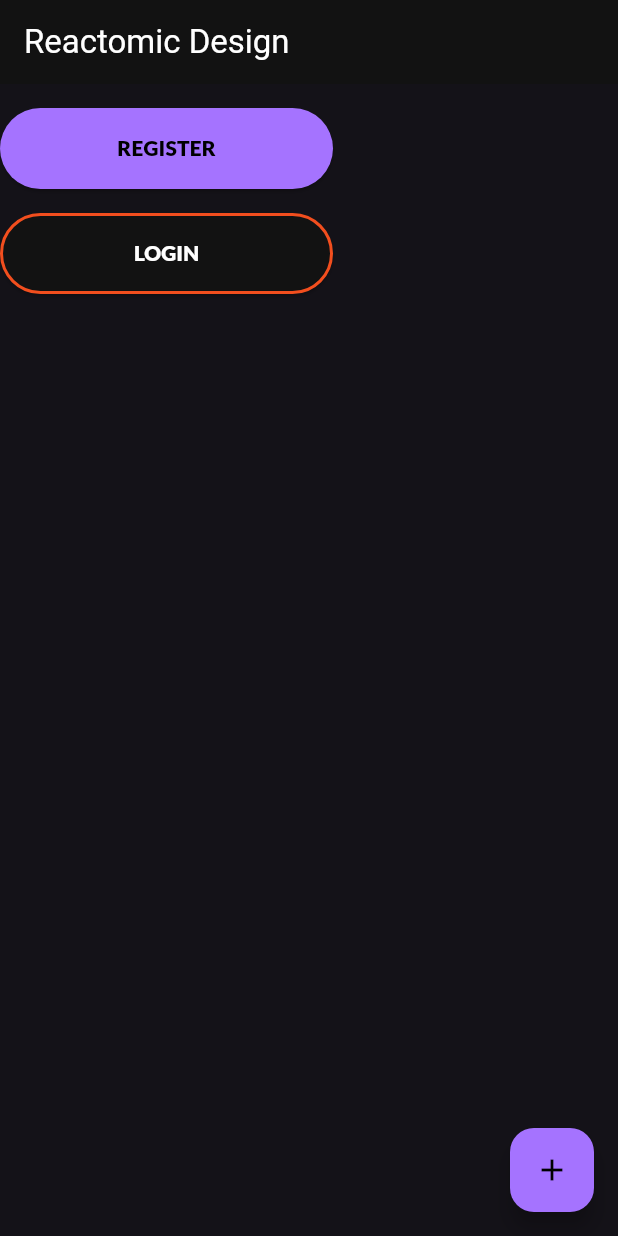
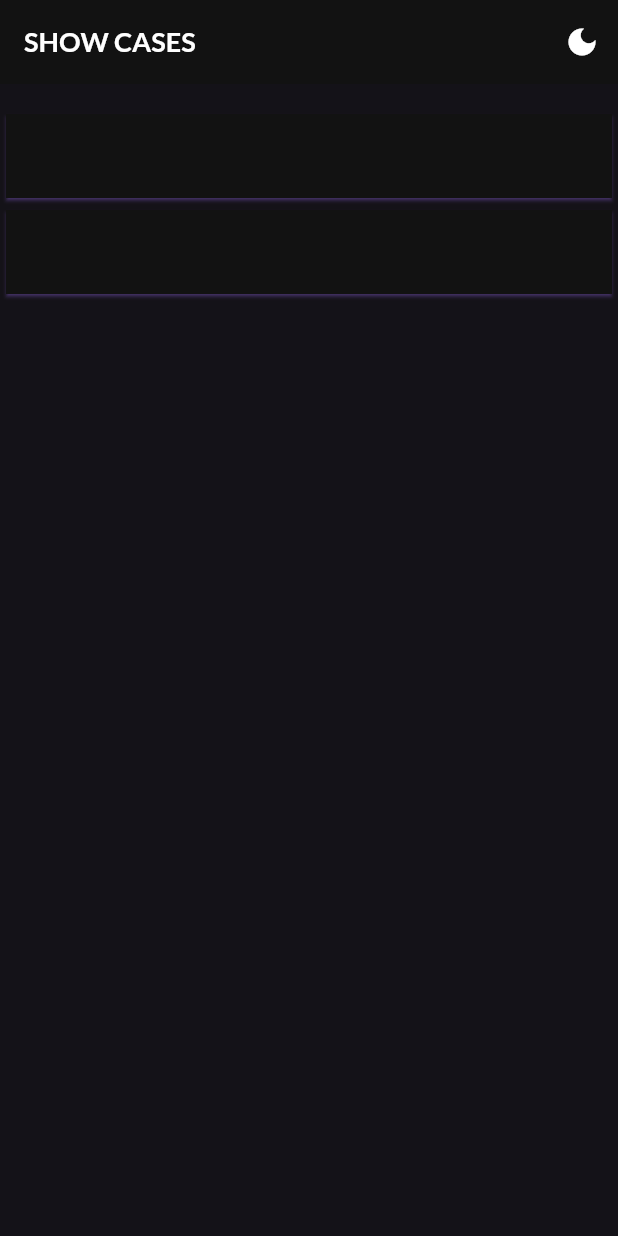
Before and after one commit to tiancris01/REACTIVE_DESIGN_PATTER, a Flutter app: the screen it shows after launch, on a phone screen of 412 x 824 dp. Run offline on Flutter 3.47's test engine with Material 3 defaults, Android fonts, the phone set to English and light mode, and no system bars; our stand-ins replace google_fonts.

```diff
--- a/example/lib/main.dart
+++ b/example/lib/main.dart
@@ -1,76 +1,7 @@
-import 'package:example/src/core/theme/app_theme.dart';
-import 'package:example/src/theme_bloc.dart';
+import 'package:example/src/app.dart';
 import 'package:flutter/material.dart';
-import 'package:reactomic_design/atoms/bottons/reactomic_main_button.dart';
-
-extension ThemeGetter on BuildContext {
-  ThemeData get themeData => Theme.of(this);
-}
 
 void main() {
-  runApp(const MyApp());
+  /// Run the app
+  runApp(const App());
 }
-
-class MyApp extends StatelessWidget {
-  const MyApp({super.key});
-
-  @override
-  Widget build(BuildContext context) {
-    final ThemeBloc themeBloc = ThemeBloc();
-
-    return StreamBuilder<bool>(
-      stream: themeBloc.themeStream,
-      initialData: false,
-      builder: (context, snapshot) {
-        return MaterialApp(
-          title: 'Flutter Demo',
-          theme: AppTheme.light(),
-          darkTheme: AppTheme.dark(),
-          home: TesterWidget(
-            themeBloc: themeBloc,
-          ),
-          themeMode: snapshot.data == false ? ThemeMode.dark : ThemeMode.light,
-        );
-      },
-    );
-  }
-}
-
-class TesterWidget extends StatelessWidget {
-  final ThemeBloc themeBloc;
-  const TesterWidget({super.key, required this.themeBloc});
-
-  @override
-  Widget build(BuildContext context) {
-    return Scaffold(
-      appBar: AppBar(
-        title: const Text('Reactomic Design'),
-      ),
-      body: Column(
-        // crossAxisAlignment: CrossAxisAlignment.stretch,
-        children: [
-          const SizedBox(height: 16),
-          ReactomicMainButton(
-            label: 'REGISTER',
-            onPressed: () {
-              themeBloc.toggleTheme();
-            },
-          ),
-          const SizedBox(height: 16),
-          ReactomicMainButton.outlined(
-            stroke: 2.0,
-            label: 'LOGIN',
-            onPressed: () {
-              themeBloc.toggleTheme();
-            },
-          ),
-          // ElevatedButton.icon(onPressed: onPressed, label: label),
-        ],
-      ),
-      floatingActionButton: FloatingActionButton(
-        onPressed: () {},
-        child: const Icon(Icons.add),
-      ),
-    );
-  }
-}
--- /dev/null
+++ b/example/lib/src/app.dart
@@ -0,0 +1,35 @@
+import 'package:example/src/core/theme/app_theme.dart';
+import 'package:example/src/presentation/bloc/theme_bloc.dart';
+import 'package:example/src/presentation/dashboad.dart';
+import 'package:flutter/material.dart';
+
+/// The main app widget
+class App extends StatelessWidget {
+  const App({super.key});
+
+  @override
+  Widget build(BuildContext context) {
+    final themeBloc = ThemeBloc();
+    themeBloc.init();
+
+    /// Theme bloc instance
+    return StreamBuilder<bool>(
+      stream: themeBloc.stream,
+      // initialData: false,
+      builder: (context, snapshot) {
+        return MaterialApp(
+          title: 'Flutter Demo',
+          // light theme for the app
+          theme: AppTheme.light(),
+          // dark theme for the app
+          darkTheme: AppTheme.dark(),
+          home: DashBoard(themeBloc: themeBloc),
+          debugShowCheckedModeBanner: false,
+
+          /// Thememode is switched based on the stream value
+          themeMode: snapshot.data == false ? ThemeMode.light : ThemeMode.dark,
+        );
+      },
+    );
+  }
+}
--- a/example/lib/src/core/extentions/extentions.dart
+++ b/example/lib/src/core/extentions/extensions.dart
@@ -1,10 +1,21 @@
 import 'package:example/src/core/theme/app_theme.dart';
 import 'package:example/src/core/theme/theme_extentions/colors_theme_extention.dart';
+import 'package:example/src/core/theme/theme_extentions/font_extention.dart';
 import 'package:flutter/material.dart';
 
+/// [ThemeData] extension to get the colors of the app
+/// This extension is used to get the colors of the app
 extension AppThemeExtension on ThemeData {
   ColorsThemeExtention get appColors =>
       extension<ColorsThemeExtention>() ?? AppTheme.appColors;
+
+  FontExtention get appFonts =>
+      extension<FontExtention>() ?? AppTheme.appTextTheme;
+}
+
+/// [BuildContext] extension to get the theme of the app
+extension ThemeGetter on BuildContext {
+  ThemeData get themeData => Theme.of(this);
 }
 
 /// Optional. If you also want to assign colors in the `ColorScheme`.
--- a/example/lib/src/core/theme/app_theme.dart
+++ b/example/lib/src/core/theme/app_theme.dart
@@ -4,27 +4,46 @@ import 'package:flutter/material.dart';
 import 'package:google_fonts/google_fonts.dart';
 import 'package:reactomic_design/foundations/colors_foundation.dart';
 
+/// AppTheme class
+/// This class is used to define the app theme.
+///
+/// It has two static methods [light] and [dark].
+/// Colors and fonts are defined using [ThemeExtension] class
 class AppTheme {
+  /// Singleton instance of AppTheme
   static final singleton = AppTheme._internal();
-
   AppTheme._internal();
-
   factory AppTheme() => singleton;
 
+  /// Light [ColorScheme] for the app
+  /// Colors are defined using [ColorsFoundation]
   static const lightColorScheme = ColorScheme.light(
-      brightness: Brightness.light,
-      primary: ColorsFoundation.primary,
-      tertiary: ColorsFoundation.tertiary);
+    brightness: Brightness.light,
+    primary: ColorsFoundation.primary,
+    secondary: ColorsFoundation.secondary,
+    tertiary: ColorsFoundation.tertiary,
+    error: ColorsFoundation.error,
+  );
 
+  /// Dark [ColorScheme] for the app
+  /// Colors are defined using [ColorsFoundation]
   static const dartkColorScheme = ColorScheme.dark(
-      brightness: Brightness.dark,
-      primary: ColorsFoundation.tertiary,
-      tertiary: ColorsFoundation.error);
+    brightness: Brightness.dark,
+    primary: ColorsFoundation.tertiary,
+    secondary: ColorsFoundation.secondary,
+    tertiary: ColorsFoundation.primary,
+    error: ColorsFoundation.error,
+  );
 
+  /// App colors defined using [ColorsThemeExtention]. It extends [ThemeExtension]
+  /// that allows to define custom colors for the app without the need to create separeted classes.
+  /// with static methods.
+  /// You can access the colors by the help of context.
   static const appColors = ColorsThemeExtention(
     primary: ColorsFoundation.primary,
     onPrimary: ColorsFoundation.white,
     secondary: ColorsFoundation.secondary,
+    tertiary: ColorsFoundation.tertiary,
     onSecondary: ColorsFoundation.black,
     error: ColorsFoundation.error,
     onError: ColorsFoundation.white,
@@ -34,8 +53,11 @@ class AppTheme {
     onSurface: ColorsFoundation.black,
   );
 
+  /// Lato font family
   static final _lato = GoogleFonts.lato();
-  static final _appTextTheme = FontExtention(
+
+  /// App fonts defined using [FontExtention]. It extends [ThemeExtension]
+  static final appTextTheme = FontExtention(
     latoBlack104: _lato.copyWith(
       fontSize: 104.0,
       fontWeight: FontWeight.w900,
@@ -102,23 +124,29 @@ class AppTheme {
     ),
   );
 
+  /// static method to get light theme
   static ThemeData light() {
     final defaultTheme = ThemeData.light();
     return defaultTheme.copyWith(
       colorScheme: lightColorScheme,
       extensions: [
         appColors,
-        _appTextTheme,
+        appTextTheme,
       ],
+      appBarTheme: defaultTheme.appBarTheme.copyWith(
+        backgroundColor: ColorsFoundation.secondary,
+        foregroundColor: ColorsFoundation.white,
+      ),
     );
   }
 
+  /// static method to get dark theme
   static ThemeData dark() {
     final defaultTheme = ThemeData.dark();
     return defaultTheme.copyWith(
       extensions: [
         appColors,
-        _appTextTheme,
+        appTextTheme,
       ],
       colorScheme: dartkColorScheme,
     );
--- a/example/lib/src/core/theme/colors/theme_colors.dart
+++ /dev/null
@@ -1 +0,0 @@
-class ThemeColors {}
--- a/example/lib/src/core/theme/theme_extentions/colors_theme_extention.dart
+++ b/example/lib/src/core/theme/theme_extentions/colors_theme_extention.dart
@@ -4,6 +4,7 @@ class ColorsThemeExtention extends ThemeExtension<ColorsThemeExtention> {
   const ColorsThemeExtention({
     required this.primary,
     required this.secondary,
+    required this.tertiary,
     required this.background,
     required this.surface,
     required this.error,
@@ -16,6 +17,7 @@ class ColorsThemeExtention extends ThemeExtension<ColorsThemeExtention> {
 
   final Color primary;
   final Color secondary;
+  final Color tertiary;
   final Color background;
   final Color surface;
   final Color error;
@@ -29,6 +31,7 @@ class ColorsThemeExtention extends ThemeExtension<ColorsThemeExtention> {
   ThemeExtension<ColorsThemeExtention> copyWith({
     Color? primary,
     Color? secondary,
+    Color? tertiary,
     Color? background,
     Color? surface,
     Color? error,
@@ -41,6 +44,7 @@ class ColorsThemeExtention extends ThemeExtension<ColorsThemeExtention> {
     return ColorsThemeExtention(
       primary: primary ?? this.primary,
       secondary: secondary ?? this.secondary,
+      tertiary: tertiary ?? this.tertiary,
       background: background ?? this.background,
       surface: surface ?? this.surface,
       error: error ?? this.error,
@@ -61,6 +65,7 @@ class ColorsThemeExtention extends ThemeExtension<ColorsThemeExtention> {
     return ColorsThemeExtention(
       primary: Color.lerp(primary, other.primary, t)!,
       secondary: Color.lerp(secondary, other.secondary, t)!,
+      tertiary: Color.lerp(tertiary, other.tertiary, t)!,
       background: Color.lerp(background, other.background, t)!,
       surface: Color.lerp(surface, other.surface, t)!,
       error: Color.lerp(error, other.error, t)!,
--- /dev/null
+++ b/example/lib/src/presentation/bloc/theme_bloc.dart
@@ -0,0 +1,34 @@
+import 'dart:async';
+
+class ThemeBloc {
+  /// Stream controller for theme
+  final _themeController = StreamController<bool>.broadcast();
+
+  /// this exposes the [_themeController] stream
+  Stream<bool> get stream => _themeController.stream;
+
+  /// boolen value to check if dark mode is enabled
+  bool _isDarkMode = false;
+
+  /// getter for [_isDarkMode]
+  bool get isDarkMode => _isDarkMode;
+
+  ThemeBloc() {
+    _themeController.sink.add(_isDarkMode);
+  }
+
+  void init() {
+    _themeController.sink.add(_isDarkMode);
+  }
+
+  /// Function to toggle theme
+  void toggleTheme() {
+    _isDarkMode = !_isDarkMode;
+    _themeController.sink.add(_isDarkMode);
+  }
+
+  /// Function to dispose the stream
+  void dispose() {
+    _themeController.close();
+  }
+}
--- /dev/null
+++ b/example/lib/src/presentation/dashboad.dart
@@ -0,0 +1,55 @@
+import 'package:example/src/core/extentions/extensions.dart';
+import 'package:example/src/presentation/bloc/theme_bloc.dart';
+import 'package:flutter/material.dart';
+
+class DashBoard extends StatelessWidget {
+  final ThemeBloc themeBloc;
+  const DashBoard({super.key, required this.themeBloc});
+
+  @override
+  Widget build(BuildContext context) {
+    final themeFonts = Theme.of(context).appFonts;
+    final themeColors = Theme.of(context).appColors;
+    return Scaffold(
+      appBar: AppBar(
+        title: Text('SHOW CASES', style: themeFonts.latoBold18),
+        actions: [
+          IconButton(
+            icon: Icon(
+              themeBloc.isDarkMode ? Icons.light_mode_rounded : Icons.dark_mode,
+            ),
+            onPressed: () {
+              themeBloc.toggleTheme();
+            },
+          )
+        ],
+      ),
+      body: Column(
+        // crossAxisAlignment: CrossAxisAlignment.stretch,
+        children: [
+          const SizedBox(height: 16),
+          Card(
+            shadowColor: themeColors.tertiary,
+            elevation: 1.0,
+            shape: const RoundedRectangleBorder(
+              borderRadius: BorderRadius.zero,
+            ),
+            child: ListTile(
+              onTap: () {},
+            ),
+          ),
+          Card(
+            shadowColor: themeColors.tertiary,
+            elevation: 1.0,
+            shape: const RoundedRectangleBorder(
+              borderRadius: BorderRadius.zero,
+            ),
+            child: ListTile(
+              onTap: () {},
+            ),
+          )
+        ],
+      ),
+    );
+  }
+}
--- a/example/lib/src/theme_bloc.dart
+++ /dev/null
@@ -1,21 +0,0 @@
-import 'dart:async';
-
-class ThemeBloc {
-  final _themeController = StreamController<bool>.broadcast();
-  Stream<bool> get themeStream => _themeController.stream;
-
-  bool _isDarkMode = false;
-
-  ThemeBloc() {
-    _themeController.sink.add(_isDarkMode); // Emit initial value
-  }
-
-  void toggleTheme() {
-    _isDarkMode = !_isDarkMode;
-    _themeController.sink.add(_isDarkMode);
-  }
-
-  void dispose() {
-    _themeController.close();
-  }
-}
--- a/example/pubspec.yaml
+++ b/example/pubspec.yaml
@@ -35,6 +35,7 @@ dependencies:
   # The following adds the Cupertino Icons font to your application.
   # Use with the CupertinoIcons class for iOS style icons.
   cupertino_icons: ^1.0.6
+  rxdart: ^0.28.0
 
   reactomic_design:
     path: ../
```
Also changed, not shown: example/pubspec.lock, 4 other files.
